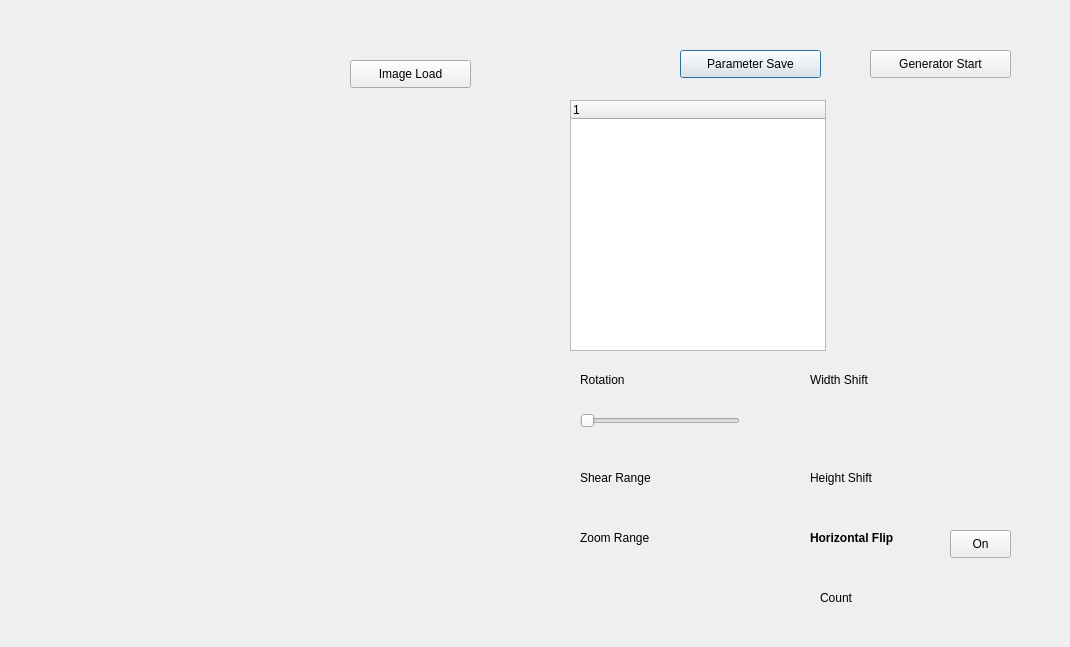
junseongwoo/python_Data_augmentation, file form.ui: the form before one commit.
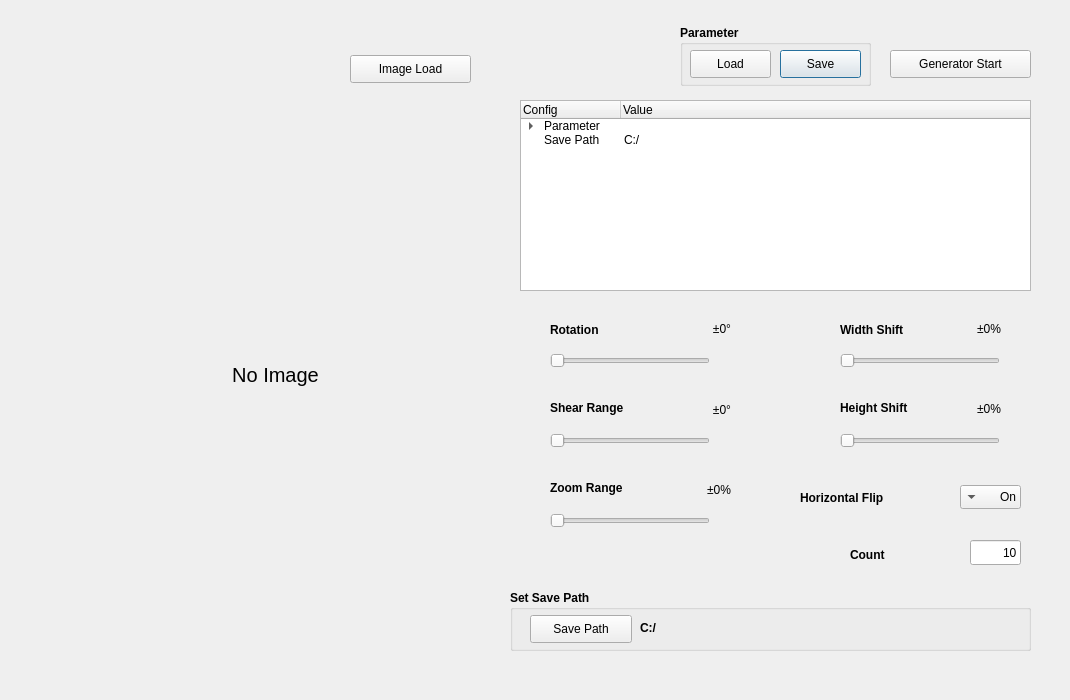
The form after the commit.

Commit message: Augmentation tool 제작 중

The edit to the form file:
```diff
--- a/form.ui
+++ b/form.ui
@@ -10,46 +10,52 @@
     <x>0</x>
     <y>0</y>
     <width>1070</width>
-    <height>647</height>
+    <height>700</height>
    </rect>
   </property>
   <property name="minimumSize">
    <size>
     <width>1070</width>
-    <height>647</height>
+    <height>700</height>
    </size>
   </property>
   <property name="maximumSize">
    <size>
     <width>1070</width>
-    <height>647</height>
+    <height>700</height>
    </size>
   </property>
   <property name="windowTitle">
    <string>Augmentation Tool</string>
   </property>
-  <widget class="QPushButton" name="BtnParamSave">
+  <widget class="QPushButton" name="BtnConfigSave">
    <property name="geometry">
     <rect>
-     <x>680</x>
+     <x>780</x>
      <y>50</y>
-     <width>141</width>
+     <width>81</width>
      <height>28</height>
     </rect>
    </property>
    <property name="text">
-    <string>Parameter Save</string>
+    <string>Save</string>
    </property>
   </widget>
   <widget class="QPushButton" name="BtnGenStart">
    <property name="geometry">
     <rect>
-     <x>870</x>
+     <x>890</x>
      <y>50</y>
      <width>141</width>
      <height>28</height>
     </rect>
    </property>
+   <property name="font">
+    <font>
+     <weight>50</weight>
+     <bold>false</bold>
+    </font>
+   </property>
    <property name="text">
     <string>Generator Start</string>
    </property>
@@ -57,12 +63,18 @@
   <widget class="QLabel" name="LblRotation">
    <property name="geometry">
     <rect>
-     <x>580</x>
-     <y>370</y>
+     <x>550</x>
+     <y>320</y>
      <width>91</width>
      <height>20</height>
     </rect>
    </property>
+   <property name="font">
+    <font>
+     <weight>75</weight>
+     <bold>true</bold>
+    </font>
+   </property>
    <property name="text">
     <string>Rotation</string>
    </property>
@@ -70,12 +82,18 @@
   <widget class="QLabel" name="label_2">
    <property name="geometry">
     <rect>
-     <x>580</x>
-     <y>470</y>
-     <width>111</width>
+     <x>550</x>
+     <y>400</y>
+     <width>121</width>
      <height>16</height>
     </rect>
    </property>
+   <property name="font">
+    <font>
+     <weight>75</weight>
+     <bold>true</bold>
+    </font>
+   </property>
    <property name="text">
     <string>Shear Range</string>
    </property>
@@ -83,12 +101,18 @@
   <widget class="QLabel" name="label_3">
    <property name="geometry">
     <rect>
-     <x>580</x>
-     <y>530</y>
+     <x>550</x>
+     <y>480</y>
      <width>121</width>
      <height>16</height>
     </rect>
    </property>
+   <property name="font">
+    <font>
+     <weight>75</weight>
+     <bold>true</bold>
+    </font>
+   </property>
    <property name="text">
     <string>Zoom Range</string>
    </property>
@@ -96,12 +120,18 @@
   <widget class="QLabel" name="label_4">
    <property name="geometry">
     <rect>
-     <x>820</x>
-     <y>590</y>
-     <width>51</width>
-     <height>16</height>
+     <x>850</x>
+     <y>545</y>
+     <width>61</width>
+     <height>20</height>
     </rect>
    </property>
+   <property name="font">
+    <font>
+     <weight>75</weight>
+     <bold>true</bold>
+    </font>
+   </property>
    <property name="text">
     <string>Count</string>
    </property>
@@ -109,12 +139,18 @@
   <widget class="QLabel" name="label_5">
    <property name="geometry">
     <rect>
-     <x>810</x>
-     <y>470</y>
+     <x>840</x>
+     <y>400</y>
      <width>111</width>
      <height>16</height>
     </rect>
    </property>
+   <property name="font">
+    <font>
+     <weight>75</weight>
+     <bold>true</bold>
+    </font>
+   </property>
    <property name="text">
     <string>Height Shift</string>
    </property>
@@ -122,12 +158,18 @@
   <widget class="QLabel" name="label_6">
    <property name="geometry">
     <rect>
-     <x>810</x>
-     <y>370</y>
+     <x>840</x>
+     <y>320</y>
      <width>101</width>
      <height>20</height>
     </rect>
    </property>
+   <property name="font">
+    <font>
+     <weight>75</weight>
+     <bold>true</bold>
+    </font>
+   </property>
    <property name="text">
     <string>Width Shift</string>
    </property>
@@ -136,7 +178,7 @@
    <property name="geometry">
     <rect>
      <x>350</x>
-     <y>60</y>
+     <y>55</y>
      <width>121</width>
      <height>28</height>
     </rect>
@@ -148,12 +190,21 @@
   <widget class="QSlider" name="SldRotation">
    <property name="geometry">
     <rect>
-     <x>580</x>
-     <y>410</y>
+     <x>550</x>
+     <y>350</y>
      <width>160</width>
      <height>22</height>
     </rect>
    </property>
+   <property name="maximumSize">
+    <size>
+     <width>160</width>
+     <height>22</height>
+    </size>
+   </property>
+   <property name="maximum">
+    <number>180</number>
+   </property>
    <property name="orientation">
     <enum>Qt::Horizontal</enum>
    </property>
@@ -161,9 +212,9 @@
   <widget class="QLabel" name="LblFlip">
    <property name="geometry">
     <rect>
-     <x>810</x>
-     <y>530</y>
-     <width>141</width>
+     <x>800</x>
+     <y>490</y>
+     <width>151</width>
      <height>16</height>
     </rect>
    </property>
@@ -177,59 +228,469 @@
     <string>Horizontal Flip</string>
    </property>
   </widget>
-  <widget class="QPushButton" name="BtnFlip">
-   <property name="geometry">
-    <rect>
-     <x>950</x>
-     <y>530</y>
-     <width>61</width>
-     <height>28</height>
-    </rect>
-   </property>
-   <property name="text">
-    <string>On</string>
-   </property>
-  </widget>
-  <widget class="QTreeWidget" name="treeWidget">
-   <property name="geometry">
-    <rect>
-     <x>570</x>
-     <y>100</y>
-     <width>256</width>
-     <height>251</height>
-    </rect>
-   </property>
-   <column>
-    <property name="text">
-     <string notr="true">1</string>
-    </property>
-   </column>
-  </widget>
   <widget class="QLabel" name="lblImage">
    <property name="geometry">
     <rect>
      <x>80</x>
      <y>100</y>
      <width>391</width>
-     <height>471</height>
+     <height>550</height>
     </rect>
    </property>
    <property name="minimumSize">
     <size>
      <width>391</width>
-     <height>471</height>
+     <height>550</height>
     </size>
    </property>
    <property name="maximumSize">
     <size>
      <width>391</width>
-     <height>471</height>
+     <height>550</height>
     </size>
    </property>
+   <property name="font">
+    <font>
+     <pointsize>15</pointsize>
+    </font>
+   </property>
    <property name="text">
-    <string/>
+    <string>No Image</string>
    </property>
+   <property name="alignment">
+    <set>Qt::AlignCenter</set>
+   </property>
   </widget>
+  <widget class="QGroupBox" name="groupBox">
+   <property name="geometry">
+    <rect>
+     <x>510</x>
+     <y>590</y>
+     <width>521</width>
+     <height>61</height>
+    </rect>
+   </property>
+   <property name="font">
+    <font>
+     <weight>75</weight>
+     <bold>true</bold>
+    </font>
+   </property>
+   <property name="title">
+    <string>Set Save Path</string>
+   </property>
+   <widget class="QPushButton" name="BtnPathSave">
+    <property name="geometry">
+     <rect>
+      <x>20</x>
+      <y>25</y>
+      <width>102</width>
+      <height>28</height>
+     </rect>
+    </property>
+    <property name="font">
+     <font>
+      <weight>50</weight>
+      <bold>false</bold>
+     </font>
+    </property>
+    <property name="text">
+     <string>Save Path</string>
+    </property>
+   </widget>
+   <widget class="QLabel" name="lblSavePath">
+    <property name="geometry">
+     <rect>
+      <x>130</x>
+      <y>30</y>
+      <width>371</width>
+      <height>16</height>
+     </rect>
+    </property>
+    <property name="text">
+     <string>C:/</string>
+    </property>
+   </widget>
+  </widget>
+  <widget class="QLabel" name="lblRotation">
+   <property name="geometry">
+    <rect>
+     <x>670</x>
+     <y>320</y>
+     <width>61</width>
+     <height>18</height>
+    </rect>
+   </property>
+   <property name="text">
+    <string>±0°</string>
+   </property>
+   <property name="alignment">
+    <set>Qt::AlignRight|Qt::AlignTrailing|Qt::AlignVCenter</set>
+   </property>
+  </widget>
+  <widget class="QSlider" name="SldWidthShift">
+   <property name="geometry">
+    <rect>
+     <x>840</x>
+     <y>350</y>
+     <width>160</width>
+     <height>22</height>
+    </rect>
+   </property>
+   <property name="maximumSize">
+    <size>
+     <width>160</width>
+     <height>22</height>
+    </size>
+   </property>
+   <property name="maximum">
+    <number>100</number>
+   </property>
+   <property name="orientation">
+    <enum>Qt::Horizontal</enum>
+   </property>
+  </widget>
+  <widget class="QSlider" name="SldHeightShift">
+   <property name="geometry">
+    <rect>
+     <x>840</x>
+     <y>430</y>
+     <width>160</width>
+     <height>22</height>
+    </rect>
+   </property>
+   <property name="maximumSize">
+    <size>
+     <width>160</width>
+     <height>22</height>
+    </size>
+   </property>
+   <property name="maximum">
+    <number>100</number>
+   </property>
+   <property name="orientation">
+    <enum>Qt::Horizontal</enum>
+   </property>
+  </widget>
+  <widget class="QSlider" name="SldShear">
+   <property name="geometry">
+    <rect>
+     <x>550</x>
+     <y>430</y>
+     <width>160</width>
+     <height>22</height>
+    </rect>
+   </property>
+   <property name="maximumSize">
+    <size>
+     <width>160</width>
+     <height>22</height>
+    </size>
+   </property>
+   <property name="maximum">
+    <number>60</number>
+   </property>
+   <property name="orientation">
+    <enum>Qt::Horizontal</enum>
+   </property>
+  </widget>
+  <widget class="QSlider" name="SldZoom">
+   <property name="geometry">
+    <rect>
+     <x>550</x>
+     <y>510</y>
+     <width>160</width>
+     <height>22</height>
+    </rect>
+   </property>
+   <property name="maximumSize">
+    <size>
+     <width>160</width>
+     <height>22</height>
+    </size>
+   </property>
+   <property name="maximum">
+    <number>100</number>
+   </property>
+   <property name="singleStep">
+    <number>10</number>
+   </property>
+   <property name="value">
+    <number>0</number>
+   </property>
+   <property name="orientation">
+    <enum>Qt::Horizontal</enum>
+   </property>
+   <property name="tickInterval">
+    <number>10</number>
+   </property>
+  </widget>
+  <widget class="QLabel" name="lblWidthShift">
+   <property name="geometry">
+    <rect>
+     <x>940</x>
+     <y>320</y>
+     <width>61</width>
+     <height>18</height>
+    </rect>
+   </property>
+   <property name="text">
+    <string>±0%</string>
+   </property>
+   <property name="alignment">
+    <set>Qt::AlignRight|Qt::AlignTrailing|Qt::AlignVCenter</set>
+   </property>
+  </widget>
+  <widget class="QLabel" name="lblHeightShift">
+   <property name="geometry">
+    <rect>
+     <x>940</x>
+     <y>400</y>
+     <width>61</width>
+     <height>18</height>
+    </rect>
+   </property>
+   <property name="text">
+    <string>±0%</string>
+   </property>
+   <property name="alignment">
+    <set>Qt::AlignRight|Qt::AlignTrailing|Qt::AlignVCenter</set>
+   </property>
+  </widget>
+  <widget class="QLabel" name="lblZoom">
+   <property name="geometry">
+    <rect>
+     <x>670</x>
+     <y>480</y>
+     <width>61</width>
+     <height>20</height>
+    </rect>
+   </property>
+   <property name="text">
+    <string>±0%</string>
+   </property>
+   <property name="alignment">
+    <set>Qt::AlignRight|Qt::AlignTrailing|Qt::AlignVCenter</set>
+   </property>
+  </widget>
+  <widget class="QLineEdit" name="TxtCount">
+   <property name="geometry">
+    <rect>
+     <x>970</x>
+     <y>540</y>
+     <width>51</width>
+     <height>25</height>
+    </rect>
+   </property>
+   <property name="text">
+    <string>10</string>
+   </property>
+   <property name="maxLength">
+    <number>3</number>
+   </property>
+   <property name="alignment">
+    <set>Qt::AlignRight|Qt::AlignTrailing|Qt::AlignVCenter</set>
+   </property>
+  </widget>
+  <widget class="QLabel" name="lblShear">
+   <property name="geometry">
+    <rect>
+     <x>690</x>
+     <y>400</y>
+     <width>41</width>
+     <height>20</height>
+    </rect>
+   </property>
+   <property name="text">
+    <string>±0°</string>
+   </property>
+   <property name="alignment">
+    <set>Qt::AlignRight|Qt::AlignTrailing|Qt::AlignVCenter</set>
+   </property>
+  </widget>
+  <widget class="QPushButton" name="BtnConfigLoad">
+   <property name="geometry">
+    <rect>
+     <x>690</x>
+     <y>50</y>
+     <width>81</width>
+     <height>28</height>
+    </rect>
+   </property>
+   <property name="text">
+    <string>Load</string>
+   </property>
+  </widget>
+  <widget class="QGroupBox" name="groupBox_2">
+   <property name="geometry">
+    <rect>
+     <x>680</x>
+     <y>25</y>
+     <width>191</width>
+     <height>61</height>
+    </rect>
+   </property>
+   <property name="font">
+    <font>
+     <weight>75</weight>
+     <bold>true</bold>
+    </font>
+   </property>
+   <property name="title">
+    <string>Parameter</string>
+   </property>
+  </widget>
+  <widget class="QComboBox" name="CboFlip">
+   <property name="geometry">
+    <rect>
+     <x>960</x>
+     <y>485</y>
+     <width>61</width>
+     <height>24</height>
+    </rect>
+   </property>
+   <property name="layoutDirection">
+    <enum>Qt::RightToLeft</enum>
+   </property>
+   <property name="currentText">
+    <string>On</string>
+   </property>
+   <item>
+    <property name="text">
+     <string>On</string>
+    </property>
+   </item>
+   <item>
+    <property name="text">
+     <string>Off</string>
+    </property>
+   </item>
+  </widget>
+  <widget class="QTreeWidget" name="TWConfig">
+   <property name="geometry">
+    <rect>
+     <x>520</x>
+     <y>100</y>
+     <width>511</width>
+     <height>191</height>
+    </rect>
+   </property>
+   <property name="maximumSize">
+    <size>
+     <width>511</width>
+     <height>191</height>
+    </size>
+   </property>
+   <column>
+    <property name="text">
+     <string>Config</string>
+    </property>
+   </column>
+   <column>
+    <property name="text">
+     <string>Value</string>
+    </property>
+   </column>
+   <item>
+    <property name="text">
+     <string>Parameter</string>
+    </property>
+    <property name="text">
+     <string/>
+    </property>
+    <item>
+     <property name="text">
+      <string>Rotation</string>
+     </property>
+     <property name="text">
+      <string>0</string>
+     </property>
+    </item>
+    <item>
+     <property name="text">
+      <string>Width Shift</string>
+     </property>
+     <property name="text">
+      <string>0</string>
+     </property>
+    </item>
+    <item>
+     <property name="text">
+      <string>Height Shift</string>
+     </property>
+     <property name="text">
+      <string>0</string>
+     </property>
+    </item>
+    <item>
+     <property name="text">
+      <string>Shear Range</string>
+     </property>
+     <property name="text">
+      <string>0</string>
+     </property>
+    </item>
+    <item>
+     <property name="text">
+      <string>Zoom Range</string>
+     </property>
+     <property name="text">
+      <string>0</string>
+     </property>
+    </item>
+    <item>
+     <property name="text">
+      <string>Count</string>
+     </property>
+     <property name="text">
+      <string>10</string>
+     </property>
+    </item>
+    <item>
+     <property name="text">
+      <string>Horizontal Flip</string>
+     </property>
+     <property name="text">
+      <string>True</string>
+     </property>
+    </item>
+   </item>
+   <item>
+    <property name="text">
+     <string>Save Path</string>
+    </property>
+    <property name="text">
+     <string>C:/</string>
+    </property>
+   </item>
+  </widget>
+  <zorder>groupBox_2</zorder>
+  <zorder>groupBox</zorder>
+  <zorder>BtnConfigSave</zorder>
+  <zorder>BtnGenStart</zorder>
+  <zorder>LblRotation</zorder>
+  <zorder>label_2</zorder>
+  <zorder>label_3</zorder>
+  <zorder>label_4</zorder>
+  <zorder>label_5</zorder>
+  <zorder>label_6</zorder>
+  <zorder>BtnImageLoad</zorder>
+  <zorder>SldRotation</zorder>
+  <zorder>LblFlip</zorder>
+  <zorder>lblImage</zorder>
+  <zorder>lblRotation</zorder>
+  <zorder>SldWidthShift</zorder>
+  <zorder>SldHeightShift</zorder>
+  <zorder>SldShear</zorder>
+  <zorder>SldZoom</zorder>
+  <zorder>lblWidthShift</zorder>
+  <zorder>lblHeightShift</zorder>
+  <zorder>lblZoom</zorder>
+  <zorder>TxtCount</zorder>
+  <zorder>lblShear</zorder>
+  <zorder>BtnConfigLoad</zorder>
+  <zorder>CboFlip</zorder>
+  <zorder>TWConfig</zorder>
  </widget>
  <resources/>
  <connections/>
```
The commit also changes 2 other files.
